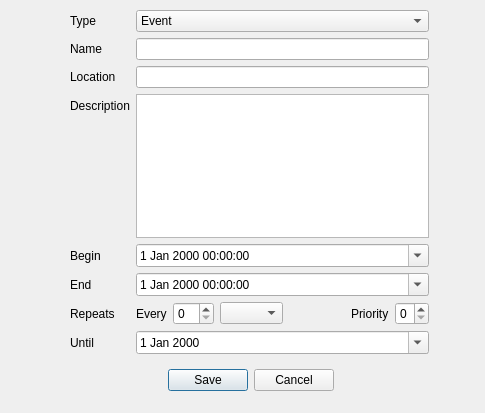
Before: the Qt Designer form View/taskform.ui in Mariagrazia98/Applicazione-Calendario-e-To-Do-List, drawn with Qt 5.
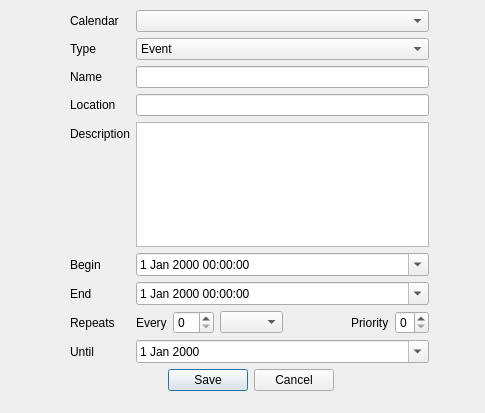
After: the same form once the commit is applied.

Commit message: Added multiple calendars in a single view

What changed in the file:
```diff
--- a/View/taskform.ui
+++ b/View/taskform.ui
@@ -44,10 +44,17 @@
      <x>70</x>
      <y>10</y>
      <width>359</width>
-     <height>344</height>
+     <height>353</height>
     </rect>
    </property>
    <layout class="QFormLayout" name="formLayout">
+    <item row="0" column="0">
+     <widget class="QLabel" name="CalendarLabel">
+      <property name="text">
+       <string>Calendar</string>
+      </property>
+     </widget>
+    </item>
     <item row="1" column="0">
      <widget class="QLabel" name="typeLabel">
       <property name="text">
@@ -69,34 +76,34 @@
       </item>
      </widget>
     </item>
-    <item row="2" column="0">
+    <item row="3" column="0">
      <widget class="QLabel" name="nameLabel">
       <property name="text">
        <string>Name</string>
       </property>
      </widget>
     </item>
-    <item row="2" column="1">
+    <item row="3" column="1">
      <widget class="QLineEdit" name="name"/>
     </item>
-    <item row="3" column="0">
+    <item row="4" column="0">
      <widget class="QLabel" name="locationLabel">
       <property name="text">
        <string>Location</string>
       </property>
      </widget>
     </item>
-    <item row="3" column="1">
+    <item row="4" column="1">
      <widget class="QLineEdit" name="location"/>
     </item>
-    <item row="4" column="0">
+    <item row="5" column="0">
      <widget class="QLabel" name="DescritionLabel">
       <property name="text">
        <string>Description</string>
       </property>
      </widget>
     </item>
-    <item row="4" column="1">
+    <item row="5" column="1">
      <widget class="QTextEdit" name="description">
       <property name="sizePolicy">
        <sizepolicy hsizetype="Expanding" vsizetype="Expanding">
@@ -106,28 +113,28 @@
       </property>
      </widget>
     </item>
-    <item row="5" column="0">
+    <item row="6" column="0">
      <widget class="QLabel" name="beginLabel">
       <property name="text">
        <string>Begin</string>
       </property>
      </widget>
     </item>
-    <item row="5" column="1">
+    <item row="6" column="1">
      <widget class="QDateTimeEdit" name="beginDateTime">
       <property name="calendarPopup">
        <bool>true</bool>
       </property>
      </widget>
     </item>
-    <item row="6" column="0">
+    <item row="7" column="0">
      <widget class="QLabel" name="expireLabel">
       <property name="text">
        <string>End</string>
       </property>
      </widget>
     </item>
-    <item row="6" column="1">
+    <item row="7" column="1">
      <widget class="QDateTimeEdit" name="expireDateTime">
       <property name="maximumDate">
        <date>
@@ -148,14 +155,14 @@
       </property>
      </widget>
     </item>
-    <item row="7" column="0">
+    <item row="8" column="0">
      <widget class="QLabel" name="repeatLabel">
       <property name="text">
        <string>Repeats</string>
       </property>
      </widget>
     </item>
-    <item row="7" column="1">
+    <item row="8" column="1">
      <layout class="QHBoxLayout" name="horizontalLayout">
       <item>
        <widget class="QLabel" name="numberRepetitionLabel">
@@ -235,20 +242,23 @@
       </item>
      </layout>
     </item>
-    <item row="8" column="0">
+    <item row="9" column="0">
      <widget class="QLabel" name="untilLabel">
       <property name="text">
        <string>Until</string>
       </property>
      </widget>
     </item>
-    <item row="8" column="1">
+    <item row="9" column="1">
      <widget class="QDateEdit" name="untilDate">
       <property name="calendarPopup">
        <bool>true</bool>
       </property>
      </widget>
     </item>
+    <item row="0" column="1">
+     <widget class="QComboBox" name="calendarComboBox"/>
+    </item>
    </layout>
   </widget>
  </widget>
```
The commit also changes 8 other files.
